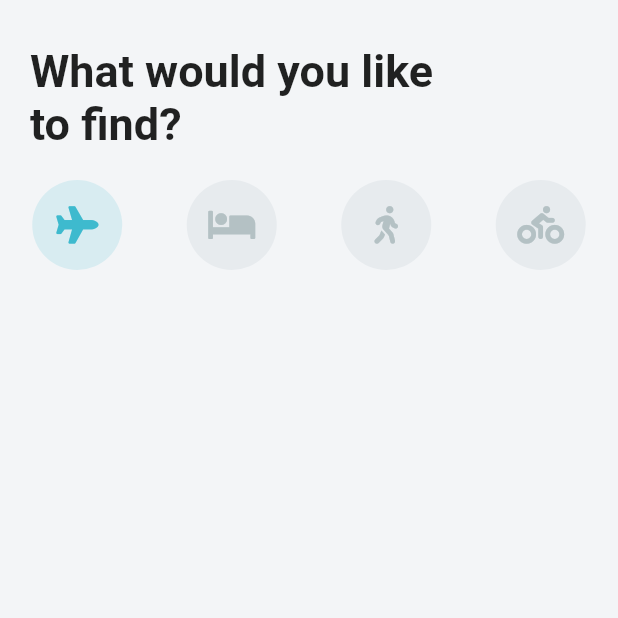
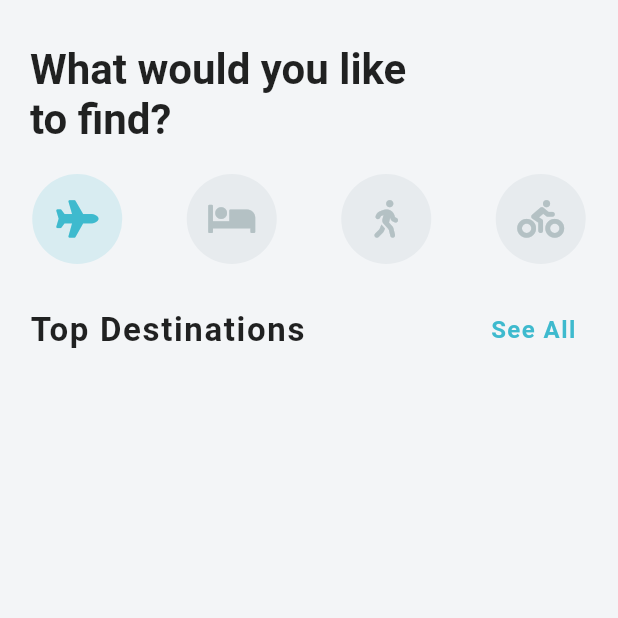
Before and after one commit to Johanawan/FlutterTravelApp, a Flutter app: the screen it shows after launch, on a phone screen of 412 x 824 dp, the top half of it. Run offline on Flutter 3.47's test engine with Material 2 defaults, Android fonts, the phone set to English and light mode, and no system bars; our stand-ins replace font_awesome_flutter.

Commit message:
Destination heading completed

```diff
--- a/lib/screens/home_page.dart
+++ b/lib/screens/home_page.dart
@@ -26,7 +26,7 @@ class _HomeScreenState extends State<HomeScreen> {
       onTap: () {
         setState(() {
           _selectedIndex = index;
-          print(_selectedIndex);
+          // print(_selectedIndex);
         });
       },
       child: Container(
@@ -61,7 +61,7 @@ class _HomeScreenState extends State<HomeScreen> {
             child: Text(
               "What would you like to find?",
               style: TextStyle(
-                fontSize: 30.0,
+                fontSize: 28.0,
                 fontWeight: FontWeight.bold,
               ),
             ),
@@ -75,6 +75,39 @@ class _HomeScreenState extends State<HomeScreen> {
                 .map((MapEntry map) => buildIcon(map.key))
                 .toList(),
           ),
+          const SizedBox(height: 20.0),
+          Column(
+            children: <Widget>[
+              Padding(
+                padding: const EdgeInsets.only(left: 20.0, right: 20.0),
+                child: Row(
+                  mainAxisAlignment: MainAxisAlignment.spaceBetween,
+                  children: [
+                    const Text(
+                      "Top Destinations",
+                      style: TextStyle(
+                        fontSize: 22.0,
+                        fontWeight: FontWeight.bold,
+                        letterSpacing: 1.1,
+                      ),
+                    ),
+                    TextButton(
+                      onPressed: () {},
+                      child: Text(
+                        "See All",
+                        style: TextStyle(
+                          color: Theme.of(context).primaryColor,
+                          fontSize: 16,
+                          fontWeight: FontWeight.w600,
+                          letterSpacing: 0.95,
+                        ),
+                      ),
+                    ),
+                  ],
+                ),
+              ),
+            ],
+          ),
         ],
       )),
     );
```
Also changed, not shown: lib/widgets/destination_carousel.dart (added).
